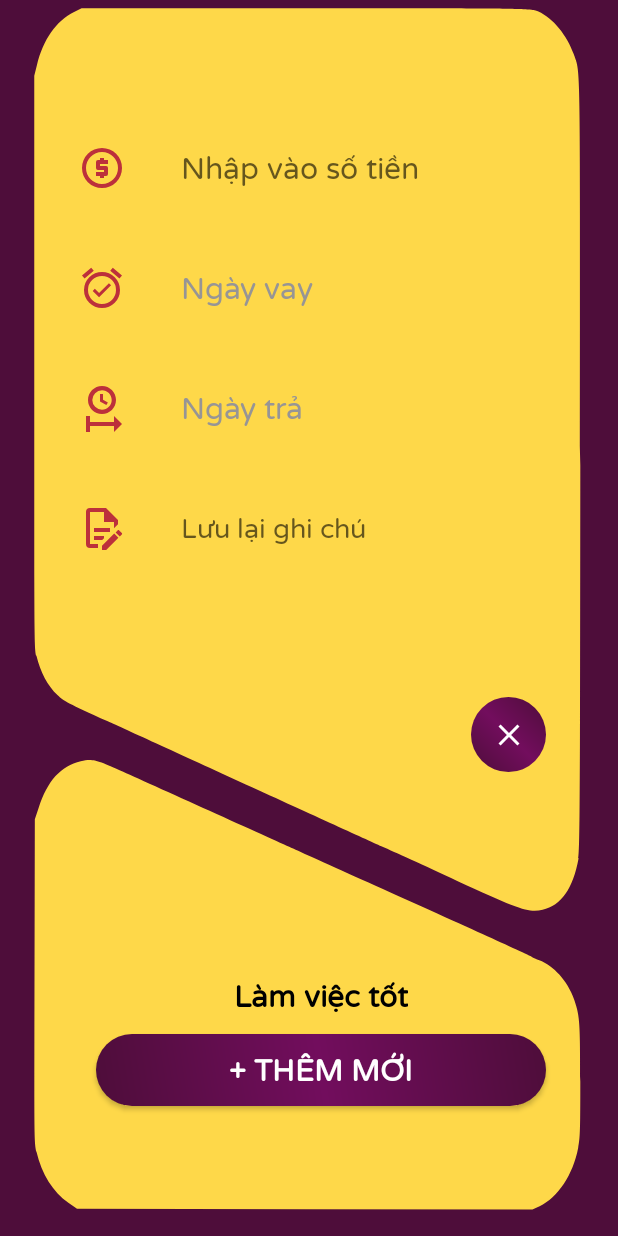
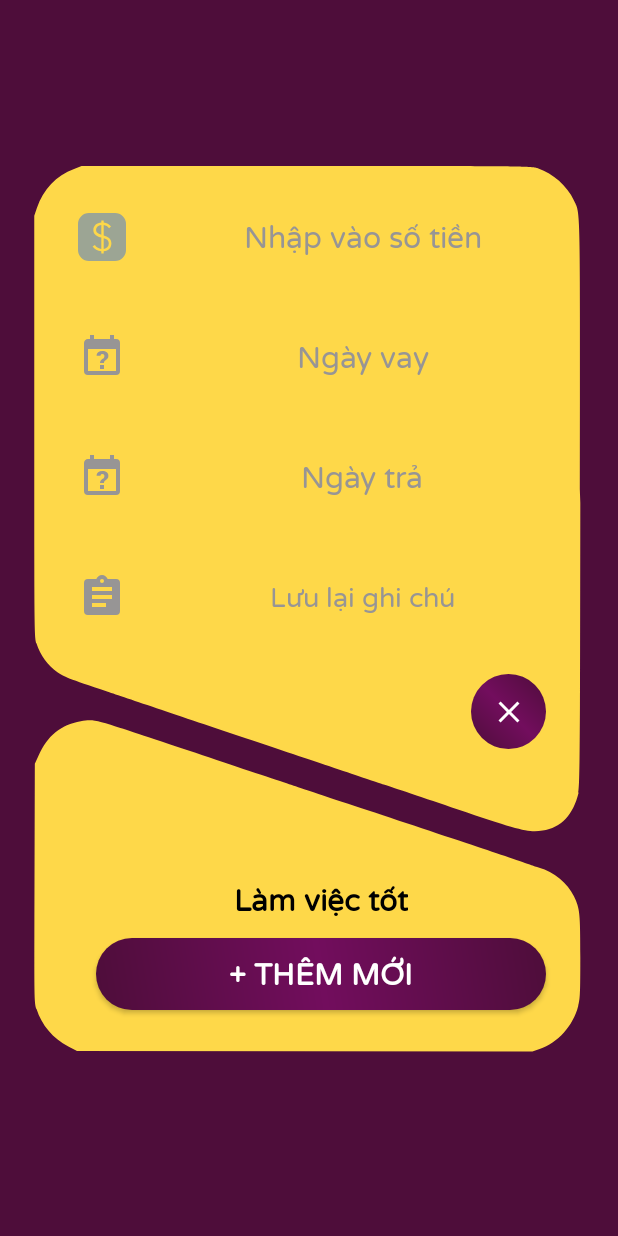
Before and after one commit to sava-vn/MyMoney, an Android app: the BorrowActivity screen opened directly, with no data from a screen before it, on a phone screen of 412 x 824 dp. Run offline under Robolectric (Android 15) with nearby library versions, the phone set to English and light mode, and no system bars; our stand-ins replace Firebase (no records; nobody signed in at launch, a user with empty details on screens opened directly).

Commit message:
Dao diện vay Dao diện sổ nợ

```diff
--- a/app/src/main/java/com/sava/mymoney/model/Wallet.java
+++ b/app/src/main/java/com/sava/mymoney/model/Wallet.java
@@ -94,9 +94,9 @@ public class Wallet {
                 for(int ii =12;ii>0;ii--){
                     MonthPayment monthPayment = yearPayment.getmArrMonthPayment()[ii];
                     if(monthPayment.getmCountPay()>0){
-                        DayPayment ngayx = new DayPayment();
-                        ngayx.setmNote("Tháng "+ monthPayment.getmTime().getmMonth() + " năm "+ monthPayment.getmTime().getmYear());
-                        listNgay.add(ngayx);
+//                        DayPayment ngayx = new DayPayment();
+//                        ngayx.setmNote("Tháng "+ monthPayment.getmTime().getmMonth() + " năm "+ monthPayment.getmTime().getmYear());
+//                        listNgay.add(ngayx);
                         for(int iii=31;iii>0;iii--){
                             DayPayment dayPayment = monthPayment.getmArrDayPayment()[iii];
                             if(dayPayment.getmCountPay()>0){
--- a/app/src/main/res/layout/activity_borrow.xml
+++ b/app/src/main/res/layout/activity_borrow.xml
@@ -4,7 +4,8 @@
     android:layout_height="match_parent"
     android:orientation="vertical"
     android:weightSum="10"
-    android:background="@color/sava1">
+    android:background="@color/sava1"
+    android:gravity="center">
     <LinearLayout
         android:background="@drawable/layout_background"
         android:layout_marginLeft="16dp"
@@ -14,7 +15,7 @@
         android:orientation="vertical"
         android:weightSum="10"
         android:layout_width="match_parent"
-        android:layout_height="match_parent">
+        android:layout_height="600dp">
         <LinearLayout
             android:layout_weight="8"
             android:layout_width="match_parent"
@@ -38,7 +39,7 @@
                         android:layout_height="match_parent"
                         android:gravity="center">
                         <ImageView
-                            android:src="@drawable/ic_dola3"
+                            android:src="@drawable/square_inc_cash"
                             android:layout_width="32dp"
                             android:layout_height="32dp" />
                     </LinearLayout>
@@ -48,6 +49,8 @@
                         android:layout_height="match_parent"
                         android:gravity="center">
                         <EditText
+                            android:textColorHint="@color/sivel2"
+                            android:gravity="center"
                             android:fontFamily="@font/varela"
                             android:id="@+id/edt_bradd_money"
                             android:textSize="20sp"
@@ -72,9 +75,9 @@
                         android:layout_height="match_parent"
                         android:gravity="center">
                         <ImageView
-                            android:src="@drawable/ic_alam"
-                            android:layout_width="32dp"
-                            android:layout_height="32dp" />
+                            android:src="@drawable/ic_addtime"
+                            android:layout_width="wrap_content"
+                            android:layout_height="wrap_content" />
                     </LinearLayout>
                     <LinearLayout
                         android:layout_weight="4"
@@ -82,6 +85,7 @@
                         android:layout_height="match_parent"
                         android:gravity="center">
                         <TextView
+                            android:gravity="center"
                             android:textColor="@color/sivel2"
                             android:fontFamily="@font/varela"
                             android:id="@+id/tv_bradd_time"
@@ -106,9 +110,9 @@
                         android:layout_height="match_parent"
                         android:gravity="center">
                         <ImageView
-                            android:src="@drawable/ic_time3"
-                            android:layout_width="32dp"
-                            android:layout_height="32dp" />
+                            android:src="@drawable/ic_addtime"
+                            android:layout_width="wrap_content"
+                            android:layout_height="wrap_content" />
                     </LinearLayout>
                     <LinearLayout
                         android:layout_weight="4"
@@ -116,6 +120,7 @@
                         android:layout_height="match_parent"
                         android:gravity="center">
                         <TextView
+                            android:gravity="center"
                             android:fontFamily="@font/varela"
                             android:textSize="20sp"
                             android:id="@+id/tv_bradd_time2"
@@ -139,9 +144,9 @@
                         android:layout_height="match_parent"
                         android:gravity="center">
                         <ImageView
-                            android:src="@drawable/ic_note"
-                            android:layout_width="32dp"
-                            android:layout_height="32dp" />
+                            android:src="@drawable/ic_addtext"
+                            android:layout_width="wrap_content"
+                            android:layout_height="wrap_content" />
                     </LinearLayout>
                     <LinearLayout
                         android:layout_weight="4"
@@ -149,6 +154,8 @@
                         android:layout_height="match_parent"
                         android:gravity="center">
                         <EditText
+                            android:textColorHint="@color/sivel2"
+                            android:gravity="center"
                             android:fontFamily="@font/varela"
                             android:id="@+id/edt_bradd_note"
                             android:paddingLeft="16dp"
```
